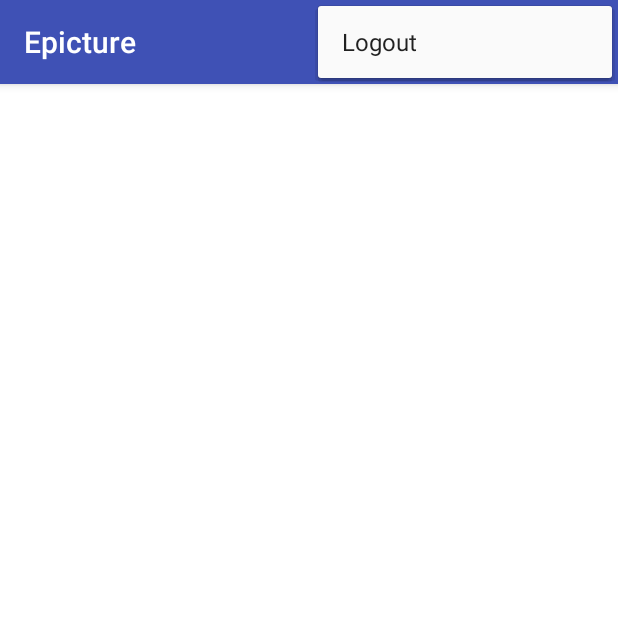
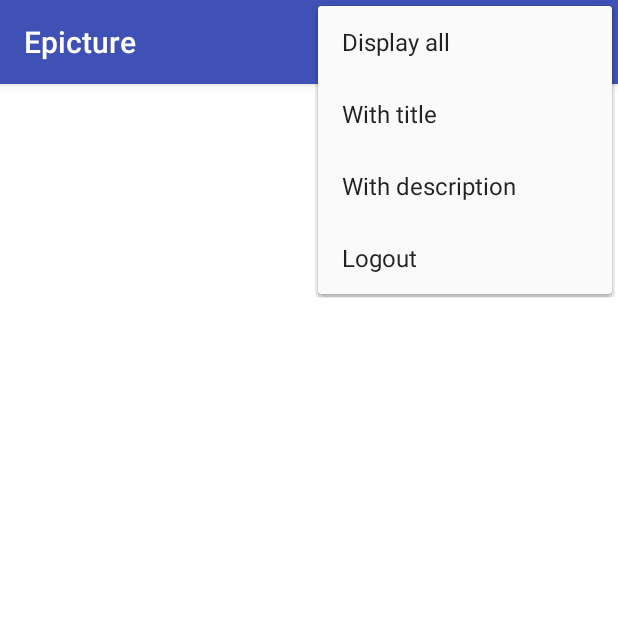
Before and after one commit to GoodfellaEB/GlobalPic, an Android app: the fragment HomeFragment placed in its activity, with the options menu open, on a phone screen of 412 x 824 dp, the top half of it. Run offline under Robolectric (Android 15) with nearby library versions, the phone set to English and light mode, and no system bars; pictures from the network do not load; 1 statement that could not run was skipped.

Commit message:
filters -> all, with title, with description

```diff
--- a/app/src/main/java/com/fufu/epicture/display/ImageAdapter.kt
+++ b/app/src/main/java/com/fufu/epicture/display/ImageAdapter.kt
@@ -18,6 +18,12 @@ import com.google.gson.JsonSyntaxException
 
 class ImageAdapter(context : Context, resource : Int, pItems : ArrayList<EpictureImage> = ArrayList())
     : ArrayAdapter<EpictureImage>(context, resource, pItems) {
+
+    enum class FilterType {
+        ALL,
+        WITH_TITLE,
+        WITH_DESCRIPTION
+    }
 
     private val _inflater : LayoutInflater
             = context.getSystemService(Context.LAYOUT_INFLATER_SERVICE) as LayoutInflater
@@ -80,12 +86,18 @@ class ImageAdapter(context : Context, resource : Int, pItems : ArrayList<Epictur
         customFilters.filter = filter
     }
 
+    fun setFilterType(filterType: FilterType) {
+        customFilters.filterType = filterType
+    }
+
     private class CustomsFilters {
         var listViewsToDisplay = ArrayList<String>()
         var filter = ""
+        var filterType = FilterType.ALL
 
         fun isEmpty() : Boolean {
-            return (listViewsToDisplay.isEmpty() && TextUtils.isEmpty(filter))
+            return (listViewsToDisplay.isEmpty() && TextUtils.isEmpty(filter)
+                    && filterType == FilterType.ALL)
         }
     }
 
@@ -109,6 +121,13 @@ class ImageAdapter(context : Context, resource : Int, pItems : ArrayList<Epictur
         }
 
         private fun viewNeedToBeDisplayed(epictureImage: EpictureImage) : Boolean {
+            Log.d("DEBUG", "type : " + customFilters.filterType.toString())
+            when (customFilters.filterType) {
+                FilterType.WITH_TITLE ->
+                    if (TextUtils.isEmpty(epictureImage.getTitle())) return (false)
+                FilterType.WITH_DESCRIPTION ->
+                    if (TextUtils.isEmpty(epictureImage.getDescription())) return (false)
+            }
             if (inListViewsToDisplay(epictureImage.getId()).not())
                 return (false)
             return (matchWithFilter(epictureImage))
--- a/app/src/main/res/menu/options_menu.xml
+++ b/app/src/main/res/menu/options_menu.xml
@@ -7,7 +7,15 @@
         app:actionViewClass="android.widget.SearchView"
         app:showAsAction="collapseActionView|ifRoom" />
 
+    <item android:id="@+id/display_all"
+        android:title="@string/display_all_title" />
+
+    <item android:id="@+id/with_title"
+        android:title="@string/with_title_title" />
+
+    <item android:id="@+id/with_description"
+        android:title="@string/with_description_title" />
+
     <item android:id="@+id/logout"
-        android:title="@string/logout_title"
-        app:actionViewClass="android.widget.Button" />
+        android:title="@string/logout_title" />
 </menu>
--- a/app/src/main/res/values/strings.xml
+++ b/app/src/main/res/values/strings.xml
@@ -20,5 +20,8 @@
     <string name="toast_image_submit">Image submitted</string>
     <string name="toast_no_selected_image">Please select an image</string>
     <string name="search_title">search</string>
+    <string name="display_all_title">Display all</string>
+    <string name="with_title_title">With title</string>
+    <string name="with_description_title">With description</string>
     <string name="logout_title">Logout</string>
 </resources>
```
Also changed, not shown: app/src/main/java/com/fufu/epicture/fragments/HomeFragment.kt (+9 -2 lines).
